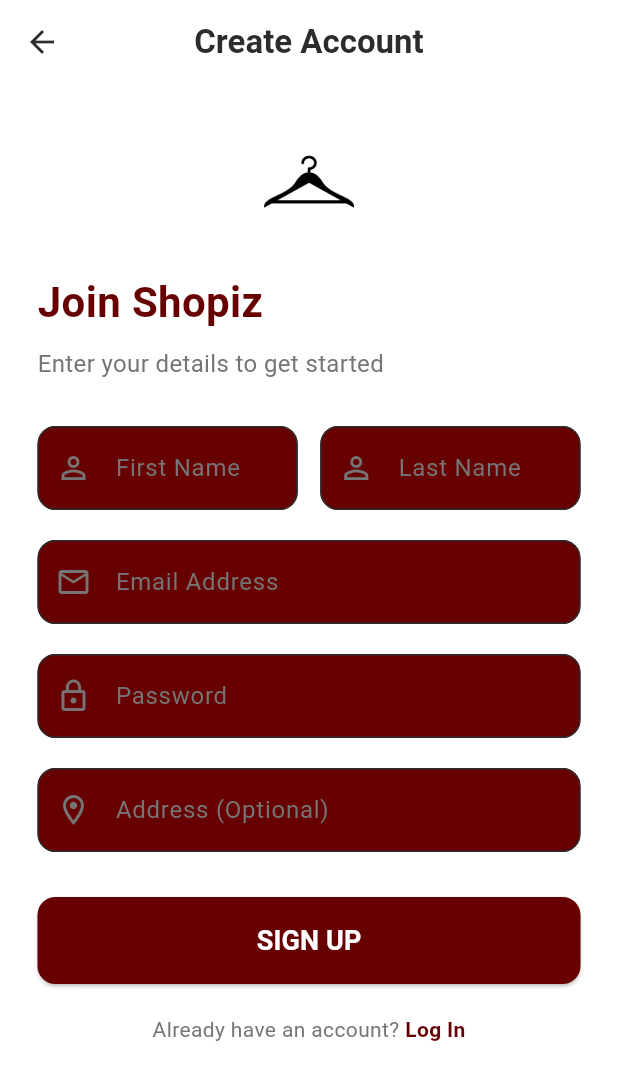
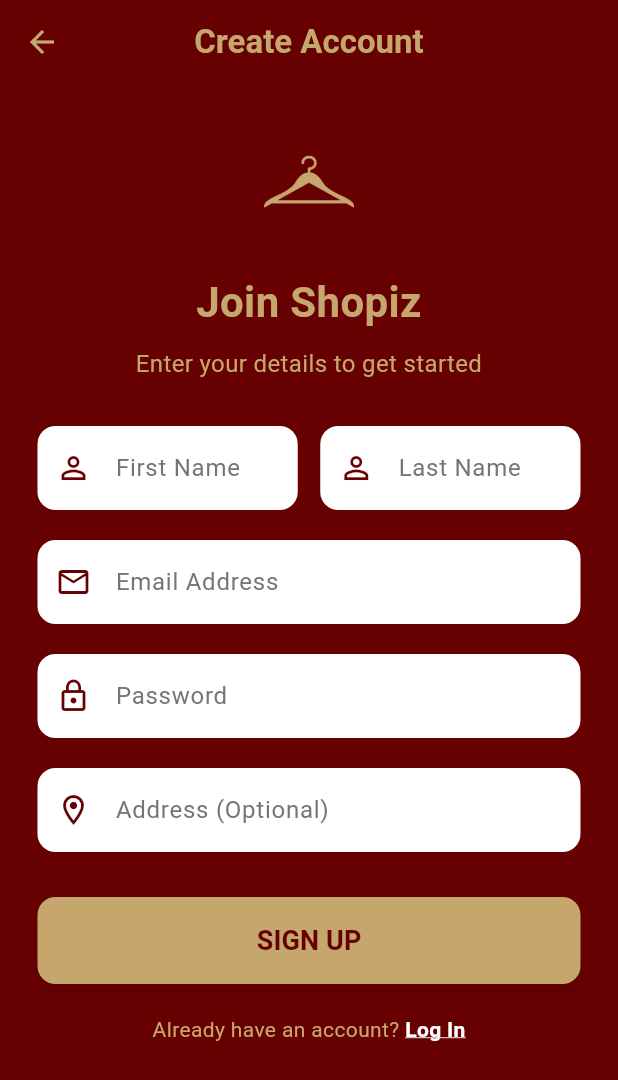
Before and after one commit to NaveedAhmed5/Shopiz-E_Clothing-Store-Mobile-App, a Flutter app: the SignupScreen screen opened directly, on a phone screen of 412 x 824 dp. Shown: the top 1080 px of the screen. Run offline on Flutter 3.47's test engine with Material 3 defaults, Android fonts, the phone set to English and light mode, and no system bars; our stand-ins replace firebase_core, get, google_fonts; accounts and stored records are empty.

Commit message:
Made small changes to HomeScreen UI. Login and SignUp Screen UI Complete.

```diff
--- a/lib/screens/signup_screen.dart
+++ b/lib/screens/signup_screen.dart
@@ -8,17 +8,17 @@
   @override
   Widget build(BuildContext context) {
     return Scaffold(
-      backgroundColor: AppColors.background,
+      backgroundColor: AppColors.primary, // Red Background
       appBar: AppBar(
         backgroundColor: Colors.transparent,
         elevation: 0,
         leading: IconButton(
-          icon: const Icon(Icons.arrow_back, color: AppColors.textPrimary),
+          icon: const Icon(Icons.arrow_back, color: AppColors.secondary), // Gold Icon
           onPressed: () => Get.back(),
         ),
         title: const Text(
           "Create Account",
-          style: TextStyle(color: AppColors.textPrimary, fontWeight: FontWeight.bold),
+          style: TextStyle(color: AppColors.secondary, fontWeight: FontWeight.bold), // Gold Title
         ),
         centerTitle: true,
       ),
@@ -26,21 +26,23 @@
         padding: const EdgeInsets.all(25.0),
         children: [
           Center(
-            child: Image.asset('assets/images/Shopiz_Logo.png', height: 80),
+            child: Image.asset('assets/images/Shopiz_Logo.png', height: 80, color: AppColors.secondary), // Gold Logo
           ),
           const SizedBox(height: 20),
           const Text(
             "Join Shopiz",
+            textAlign: TextAlign.center,
             style: TextStyle(
               fontSize: 28,
               fontWeight: FontWeight.bold,
-              color: AppColors.primary,
+              color: AppColors.secondary, // Gold Text
             ),
           ),
           const SizedBox(height: 10),
           const Text(
             "Enter your details to get started",
-            style: TextStyle(color: AppColors.textSecondary, fontSize: 16),
+            textAlign: TextAlign.center,
+            style: TextStyle(color: AppColors.secondary, fontSize: 16), // Gold Text
           ),
           const SizedBox(height: 30),
 
@@ -68,12 +70,14 @@
               // Logic for Signup will go here
             },
             style: ElevatedButton.styleFrom(
-              backgroundColor: AppColors.primary,
-              foregroundColor: Colors.white,
+              backgroundColor: AppColors.secondary, // Gold Button
+              foregroundColor: AppColors.primary,   // Red Text
               padding: const EdgeInsets.symmetric(vertical: 16),
               shape: RoundedRectangleBorder(
                 borderRadius: BorderRadius.circular(12),
               ),
+              elevation: 5,
+              shadowColor: Colors.black.withOpacity(0.3),
             ),
             child: const Text(
               "SIGN UP",
@@ -88,15 +92,16 @@
             children: [
               const Text(
                 "Already have an account? ",
-                style: TextStyle(color: AppColors.textSecondary),
+                style: TextStyle(color: AppColors.secondary), // Gold Text
               ),
               GestureDetector(
                 onTap: () => Get.back(),
                 child: const Text(
                   "Log In",
                   style: TextStyle(
-                    color: AppColors.primary,
+                    color: Colors.white, // White for contrast link
                     fontWeight: FontWeight.bold,
+                    decoration: TextDecoration.underline,
                   ),
                 ),
               ),
@@ -116,23 +121,23 @@
       obscureText: isPassword,
       style: const TextStyle(color: AppColors.textPrimary),
       decoration: InputDecoration(
-        labelText: label,
-        labelStyle: const TextStyle(color: AppColors.textSecondary),
-        prefixIcon: Icon(icon, color: AppColors.textSecondary),
+        hintText: label,
+        hintStyle: const TextStyle(color: AppColors.textSecondary),
+        prefixIcon: Icon(icon, color: AppColors.primary), // Red Icon
         border: OutlineInputBorder(
           borderRadius: BorderRadius.circular(12),
-          borderSide: const BorderSide(color: AppColors.divider),
+          borderSide: const BorderSide(color: AppColors.secondary), // Gold Border
         ),
         enabledBorder: OutlineInputBorder(
           borderRadius: BorderRadius.circular(12),
-          borderSide: const BorderSide(color: AppColors.divider),
+          borderSide: const BorderSide(color: Colors.transparent),
         ),
         focusedBorder: const OutlineInputBorder(
           borderRadius: BorderRadius.all(Radius.circular(12)),
-          borderSide: BorderSide(color: AppColors.primary, width: 2),
+          borderSide: BorderSide(color: AppColors.secondary, width: 2), // Gold Focus
         ),
         filled: true,
-        fillColor: AppColors.surface,
+        fillColor: Colors.white, // White Box
       ),
     );
   }
```
Also changed, not shown: lib/main.dart (+1 -11 lines), lib/screens/login_screen.dart (+31 -19 lines), assets/images/juniors_category.png, assets/images/men_category.png, assets/images/women_category.png.
